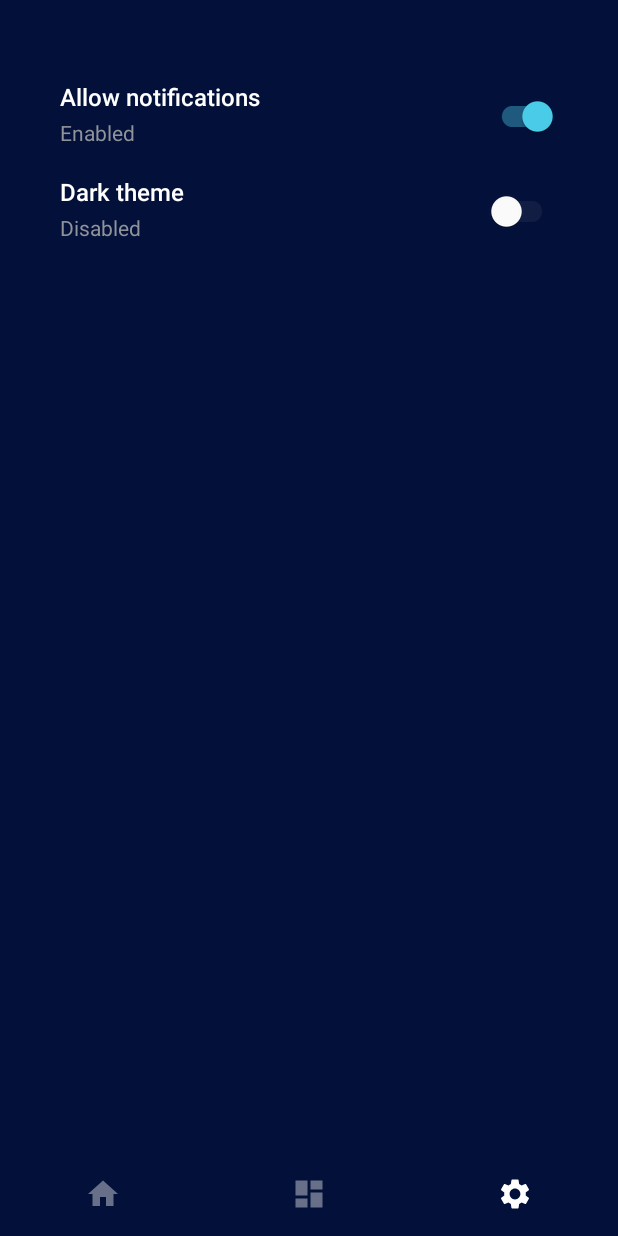
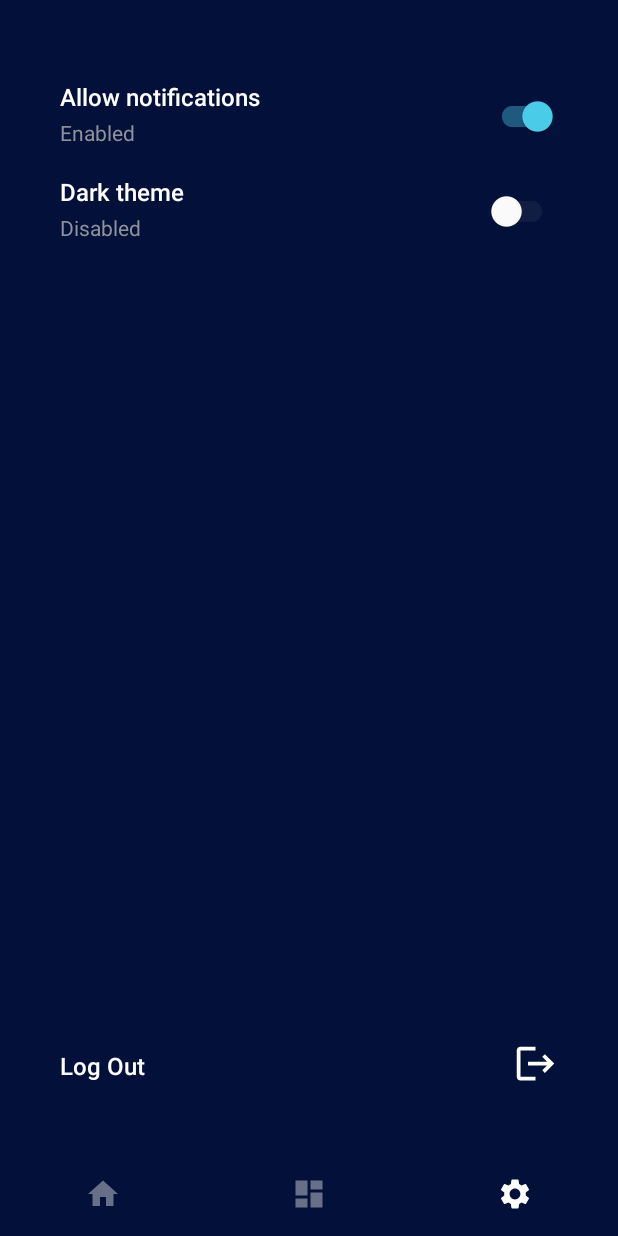
Before and after one commit to bandreit/SEP4, an Android app: the SettingsFragment screen opened through its navigation route, on a phone screen of 412 x 824 dp. Run offline under Robolectric (Android 15) with nearby library versions, the phone set to English and light mode, and no system bars; our stand-ins replace Firebase (no records; nobody signed in at launch, a user with empty details on screens opened directly), navigation-ui.

Commit message:
Created viewModel and logOut Btn

```diff
--- a/app/app/src/main/java/com/warehouse/ui/settings/SettingsFragment.java
+++ b/app/app/src/main/java/com/warehouse/ui/settings/SettingsFragment.java
@@ -1,27 +1,37 @@
 package com.warehouse.ui.settings;
 
 import android.os.Bundle;
+import android.util.Log;
 import android.view.LayoutInflater;
 import android.view.View;
 import android.view.ViewGroup;
 import android.widget.CompoundButton;
+import android.widget.ImageButton;
 import android.widget.TextView;
 
 import androidx.annotation.NonNull;
 import androidx.annotation.Nullable;
 import androidx.fragment.app.Fragment;
+import androidx.lifecycle.ViewModelProvider;
 
 import com.google.android.material.switchmaterial.SwitchMaterial;
 import com.warehouse.R;
+import com.warehouse.data.User.UserRepository;
+import com.warehouse.ui.MainActivity.MainActivityViewModel;
 
 
 public class SettingsFragment extends Fragment {
     SwitchMaterial notificationSwitch, themeModeSwitch;
     TextView enabledNotification, enableThemeMode;
+    SettingsViewModel settingsViewModel;
+    ImageButton logOutButton;
+
     @Nullable
     @Override
     public View onCreateView(@NonNull LayoutInflater inflater, @Nullable ViewGroup container, @Nullable Bundle savedInstanceState) {
         View view = inflater.inflate(R.layout.fragment_settings, container, false);
+
+        settingsViewModel = new ViewModelProvider (requireActivity ()).get(SettingsViewModel.class);
 
         notificationSwitch = view.findViewById (R.id.notificationSwitch);
         themeModeSwitch = view.findViewById (R.id.themeModeSwitch);
@@ -29,32 +39,40 @@ public class SettingsFragment extends Fragment {
         enabledNotification = view.findViewById (R.id.NotificationsToggle);
         enableThemeMode = view.findViewById (R.id.ThemeModeToggle);
 
+        logOutButton = view.findViewById (R.id.logOutBtn);
+
         notificationSwitch.setChecked (true);
 
         notificationSwitch.setOnCheckedChangeListener (new CompoundButton.OnCheckedChangeListener ( ) {
             @Override
             public void onCheckedChanged(CompoundButton buttonView, boolean isChecked) {
-                if(isChecked){
-                    enabledNotification.setText (R.string.title_enabled);
-                }
-                else {
-                    enabledNotification.setText (R.string.title_disabled);
-                }
+                switchMode (isChecked, enabledNotification);
+                settingsViewModel.setNotification (isChecked);
             }
         });
 
         themeModeSwitch.setOnCheckedChangeListener (new CompoundButton.OnCheckedChangeListener ( ) {
             @Override
             public void onCheckedChanged(CompoundButton buttonView, boolean isChecked) {
-                if(isChecked){
-                    enableThemeMode.setText (R.string.title_enabled);
-                }
-                else {
-                    enableThemeMode.setText (R.string.title_disabled);
-                }
+                switchMode (isChecked, enableThemeMode);
+                settingsViewModel.setTheme ( isChecked );
             }
         });
 
+        logOutButton.setOnClickListener (new View.OnClickListener ( ) {
+            @Override
+            public void onClick(View v) {
+                settingsViewModel.logOut ();
+            }
+        });
         return view;
     }
+
+    private void switchMode(boolean isChecked, TextView enabledNotification) {
+        if (isChecked) {
+            enabledNotification.setText (R.string.title_enabled);
+        } else {
+            enabledNotification.setText (R.string.title_disabled);
+        }
+    }
 }
--- /dev/null
+++ b/app/app/src/main/java/com/warehouse/ui/settings/SettingsViewModel.java
@@ -0,0 +1,43 @@
+package com.warehouse.ui.settings;
+
+import android.app.Application;
+
+import androidx.annotation.NonNull;
+import androidx.lifecycle.AndroidViewModel;
+import androidx.lifecycle.LiveData;
+import androidx.lifecycle.MutableLiveData;
+import androidx.lifecycle.ViewModel;
+
+import com.warehouse.data.User.UserRepository;
+
+public class SettingsViewModel extends AndroidViewModel {
+    MutableLiveData<Boolean> notification;
+    MutableLiveData<Boolean> theme;
+    UserRepository userRepository;
+
+    public SettingsViewModel(@NonNull Application application){
+        super(application);
+        notification = new MutableLiveData<Boolean>();
+        theme = new MutableLiveData<Boolean>();
+
+        userRepository = UserRepository.getInstance(application);
+    }
+    public LiveData<Boolean> getNotification() {
+        return notification;
+    }
+
+    public void setNotification(Boolean notificationValue) {
+        notification.postValue (notificationValue);
+    }
+
+    public LiveData<Boolean> getTheme() {
+        return theme;
+    }
+
+    public void setTheme(Boolean themeValue) { theme.postValue (themeValue);
+    }
+
+    public void logOut() {
+        userRepository.signOut ();
+    }
+}
--- a/app/app/src/main/res/layout/fragment_settings.xml
+++ b/app/app/src/main/res/layout/fragment_settings.xml
@@ -2,12 +2,12 @@
 <androidx.constraintlayout.widget.ConstraintLayout
     xmlns:android="http://schemas.android.com/apk/res/android"
     xmlns:app="http://schemas.android.com/apk/res-auto"
-    xmlns:tools="http://schemas.android.com/tools"
     android:layout_width="match_parent"
     android:layout_height="match_parent"
     android:background="@color/blue_900"
     android:paddingHorizontal="40dp"
-    android:paddingTop="53dp">
+    android:paddingTop="53dp"
+    android:paddingBottom="100dp">
 
     <LinearLayout
         android:layout_width="match_parent"
@@ -29,9 +29,14 @@
     </LinearLayout>
 
     <LinearLayout
+        android:orientation="vertical"
         android:gravity="bottom"
         android:layout_width="match_parent"
-        android:layout_height="match_parent">
+        android:layout_height="match_parent"
+        app:layout_constraintBottom_toBottomOf="parent"
+        app:layout_constraintEnd_toEndOf="parent"
+        app:layout_constraintStart_toStartOf="parent"
+        app:layout_constraintTop_toTopOf="parent">
 
         <include
             android:id="@+id/logout"
--- a/app/app/src/main/res/layout/settings_component_logout.xml
+++ b/app/app/src/main/res/layout/settings_component_logout.xml
@@ -1,12 +1,7 @@
 <?xml version="1.0" encoding="utf-8"?>
-
-
 <RelativeLayout xmlns:android="http://schemas.android.com/apk/res/android"
-    xmlns:tools="http://schemas.android.com/tools"
     android:layout_width="wrap_content"
-    android:layout_height="wrap_content"
-    xmlns:app="http://schemas.android.com/apk/res-auto"
-    android:layout_marginBottom="25dp">
+    android:layout_height="wrap_content">
 
     <TextView
         android:layout_marginTop="5dp"
@@ -19,6 +14,7 @@
         android:layout_height="wrap_content" />
 
     <ImageButton
+        android:id="@+id/logOutBtn"
         android:background="@drawable/ic_baseline_logout_24"
         android:layout_width="wrap_content"
         android:layout_height="wrap_content"
```
